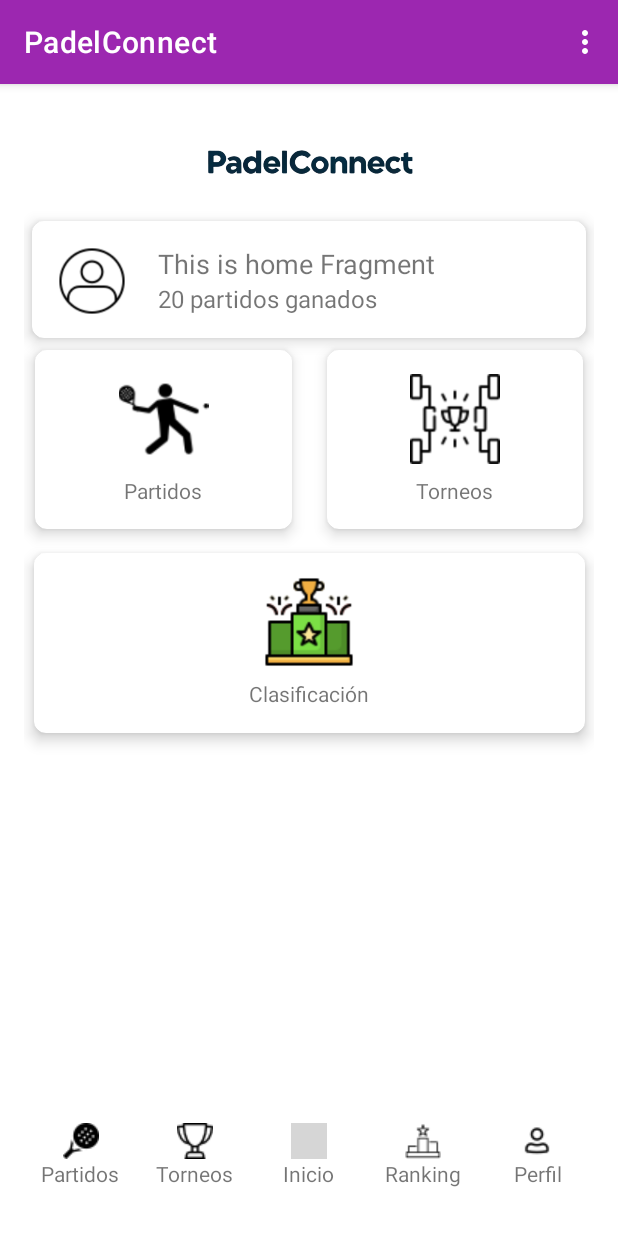
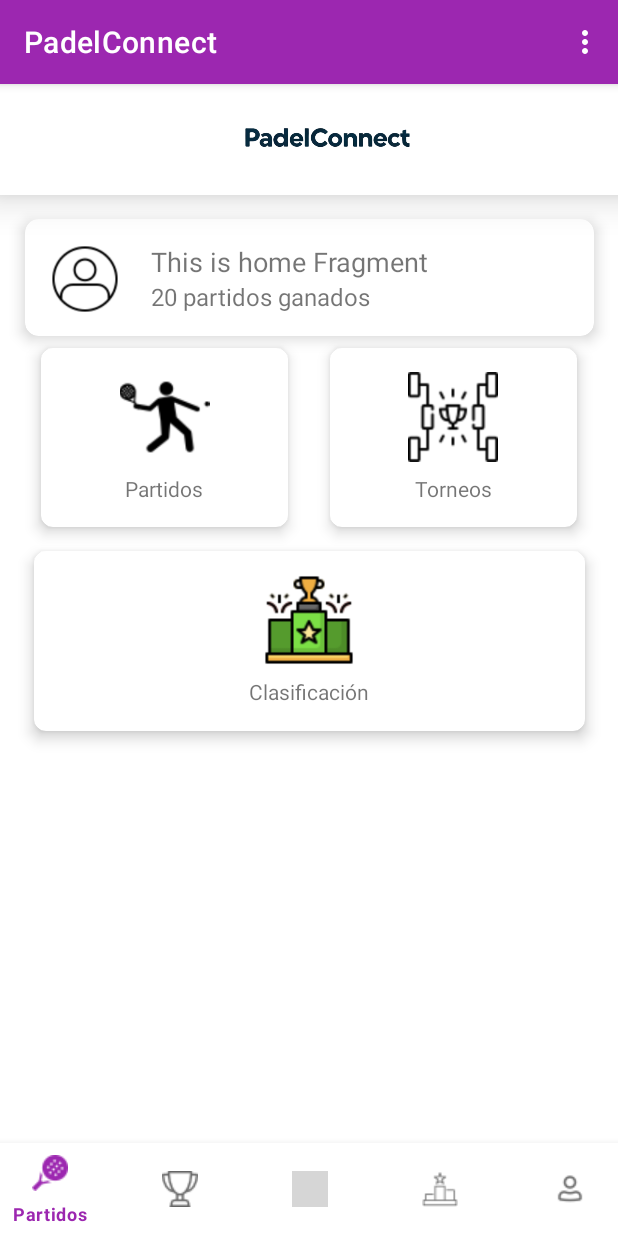
Before and after one commit to MafioP/PaddelConnectDev, an Android app: the screen it shows after launch (MainActivity), on a phone screen of 412 x 824 dp. Run offline under Robolectric (Android 15) with nearby library versions, the phone set to English and light mode, and no system bars; our stand-ins replace navigation-ui; grey boxes are pictures that could not be loaded.

Commit message:
Actualizado layout home.

```diff
--- a/app/src/main/res/layout/fragment_home.xml
+++ b/app/src/main/res/layout/fragment_home.xml
@@ -4,29 +4,46 @@
     xmlns:tools="http://schemas.android.com/tools"
     android:layout_width="match_parent"
     android:layout_height="match_parent"
-    android:padding="16dp">
+    android:padding="0dp">
 
-    <ImageView
-        android:id="@+id/ivAppName"
-        android:layout_width="146dp"
-        android:layout_height="43dp"
-        android:layout_marginTop="16dp"
-        android:src="@drawable/ic_padleconnect_logo"
-        app:layout_constraintEnd_toEndOf="parent"
-        app:layout_constraintHorizontal_bias="0.498"
-        app:layout_constraintStart_toStartOf="parent"
-        app:layout_constraintTop_toTopOf="parent" />
+    <com.google.android.material.appbar.AppBarLayout
+        android:id="@+id/appBarLayout"
+        android:layout_width="435dp"
+        android:layout_height="74dp"
+        android:theme="@style/ThemeOverlay.AppCompat.Dark.ActionBar"
+        app:elevation="15dp"
+        tools:ignore="MissingConstraints"
+        >
+
+        <!-- Toolbar o ActionBar -->
+        <androidx.appcompat.widget.Toolbar
+            android:id="@+id/toolbar"
+            android:layout_width="match_parent"
+            android:layout_height="match_parent"
+            android:background="@color/white">
+
+            <!-- Agrega un ImageView para la imagen de la empresa -->
+            <ImageView
+                android:id="@+id/imageViewCompanyLogo"
+                android:layout_width="177dp"
+                android:layout_height="22dp"
+                android:layout_gravity="center"
+                android:src="@drawable/ic_padleconnect_logo" />
+
+        </androidx.appcompat.widget.Toolbar>
+
+    </com.google.android.material.appbar.AppBarLayout>
 
     <androidx.cardview.widget.CardView
         android:id="@+id/cvUserGreeting"
-        android:layout_width="369dp"
+        android:layout_width="379dp"
         android:layout_height="78dp"
         android:layout_marginTop="16dp"
-        app:cardCornerRadius="8dp"
+        app:cardCornerRadius="9dp"
         app:cardElevation="6dp"
         app:layout_constraintEnd_toEndOf="parent"
         app:layout_constraintStart_toStartOf="parent"
-        app:layout_constraintTop_toBottomOf="@id/ivAppName">
+        app:layout_constraintTop_toBottomOf="@id/appBarLayout">
 
         <LinearLayout
             android:layout_width="368dp"
@@ -73,9 +90,9 @@
         app:layout_constraintTop_toBottomOf="@id/cvUserGreeting"
         app:layout_constraintStart_toStartOf="parent"
         app:layout_constraintEnd_toStartOf="@id/cvTorneos"
-        app:layout_constraintWidth_percent="0.45"
+        app:layout_constraintWidth_percent="0.40"
         android:layout_marginTop="8dp"
-        android:layout_marginEnd="8dp">
+        android:maxWidth="@id/cvUserGreeting">
 
         <LinearLayout
             android:layout_width="match_parent"
@@ -108,9 +125,9 @@
         app:layout_constraintTop_toBottomOf="@id/cvUserGreeting"
         app:layout_constraintStart_toEndOf="@id/cvPartidos"
         app:layout_constraintEnd_toEndOf="parent"
-        app:layout_constraintWidth_percent="0.45"
+        app:layout_constraintWidth_percent="0.40"
         android:layout_marginTop="8dp"
-        android:layout_marginStart="8dp">
+        android:maxWidth="@id/cvUserGreeting">
 
         <LinearLayout
             android:layout_width="match_parent"
@@ -168,112 +185,16 @@
 
     </androidx.cardview.widget.CardView>
 
-    <!-- Menú inferior -->
-    <LinearLayout
-        android:id="@+id/llBottomMenu"
-        android:layout_width="0dp"
-        android:layout_height="wrap_content"
-        android:orientation="horizontal"
-        android:gravity="center"
-        android:weightSum="5"
-        android:layout_marginBottom="16dp"
+    <com.google.android.material.bottomnavigation.BottomNavigationView
+        android:id="@+id/bottomNavigationMenu"
+        android:layout_width="433dp"
+        android:layout_height="62dp"
+        app:itemIconSize="24dp"
+        app:itemTextAppearance="@style/BottomNavigationViewText"
         app:layout_constraintBottom_toBottomOf="parent"
+        app:layout_constraintEnd_toEndOf="parent"
         app:layout_constraintStart_toStartOf="parent"
-        app:layout_constraintEnd_toEndOf="parent">
-
-        <!-- Ícono y texto para Partidos -->
-        <LinearLayout
-            android:layout_width="0dp"
-            android:layout_height="wrap_content"
-            android:layout_weight="1"
-            android:gravity="center"
-            android:orientation="vertical">
-            <ImageView
-                android:layout_width="24dp"
-                android:layout_height="24dp"
-                android:src="@drawable/ic_partidos_inf" />
-            <TextView
-                android:layout_width="wrap_content"
-                android:layout_height="wrap_content"
-                android:text="Partidos"
-                android:gravity="center" />
-        </LinearLayout>
-
-        <!-- Ícono y texto para Torneos -->
-        <LinearLayout
-            android:layout_width="0dp"
-            android:layout_height="wrap_content"
-            android:layout_weight="1"
-            android:gravity="center"
-            android:orientation="vertical">
-            <ImageView
-                android:layout_width="24dp"
-                android:layout_height="24dp"
-                android:src="@drawable/ic_torneos_inf" />
-            <TextView
-                android:layout_width="wrap_content"
-                android:layout_height="wrap_content"
-                android:text="Torneos"
-                android:gravity="center" />
-        </LinearLayout>
-
-        <!-- Ícono y texto para Inicio -->
-        <LinearLayout
-            android:layout_width="0dp"
-            android:layout_height="wrap_content"
-            android:layout_weight="1"
-            android:gravity="center"
-            android:orientation="vertical">
-            <ImageView
-                android:layout_width="24dp"
-                android:layout_height="24dp"
-                android:src="@drawable/ic_home_inf" />
-            <TextView
-                android:layout_width="wrap_content"
-                android:layout_height="wrap_content"
-                android:text="Inicio"
-                android:gravity="center" />
-        </LinearLayout>
-
-        <!-- Ícono y texto para Clasificación -->
-        <LinearLayout
-            android:layout_width="0dp"
-            android:layout_height="wrap_content"
-            android:layout_weight="1"
-            android:gravity="center"
-            android:orientation="vertical">
-            <ImageView
-                android:layout_width="24dp"
-                android:layout_height="24dp"
-                android:src="@drawable/ic_clasificacion_inf" />
-            <!-- TextView ajustado para Clasificación -->
-            <TextView
-                android:layout_width="wrap_content"
-                android:layout_height="wrap_content"
-                android:text="Ranking"
-                android:gravity="center" />
-        </LinearLayout>
-
-        <!-- Ícono y texto para Perfil -->
-        <LinearLayout
-            android:layout_width="0dp"
-            android:layout_height="wrap_content"
-            android:layout_weight="1"
-            android:gravity="center"
-            android:orientation="vertical">
-            <ImageView
-                android:layout_width="24dp"
-                android:layout_height="24dp"
-                android:src="@drawable/ic_perfil_inf" />
-            <TextView
-                android:layout_width="wrap_content"
-                android:layout_height="wrap_content"
-                android:text="Perfil"
-                android:gravity="center" />
-        </LinearLayout>
-    </LinearLayout>
-
-
+        app:menu="@menu/bottom_navigation_menu" />
 
 
 </androidx.constraintlayout.widget.ConstraintLayout>
--- a/app/src/main/res/layout/fragment_profile.xml
+++ b/app/src/main/res/layout/fragment_profile.xml
@@ -29,7 +29,7 @@
                 android:layout_width="177dp"
                 android:layout_height="22dp"
                 android:layout_gravity="center"
-                android:src="@drawable/common_google_signin_btn_icon_light" />
+                android:src="@drawable/ic_padleconnect_logo" />
 
         </androidx.appcompat.widget.Toolbar>
 
```
